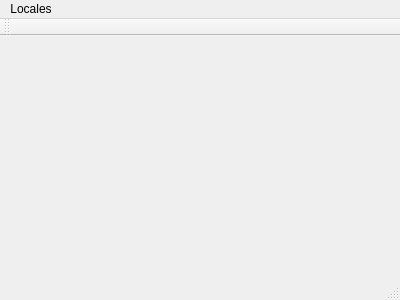
Old version of the form PA_Final/mainwindow.ui in the repository VictorSanchezS/Paradigmas-de-Programacion.
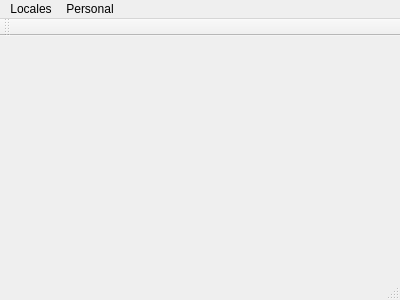
New version of the form.

```diff
--- a/PA_Final/mainwindow.ui
+++ b/PA_Final/mainwindow.ui
@@ -29,7 +29,14 @@
     </property>
     <addaction name="actionAdministrar_Locales"/>
    </widget>
+   <widget class="QMenu" name="menuPersonal">
+    <property name="title">
+     <string>Personal</string>
+    </property>
+    <addaction name="actionAdministrar_Enfermeras"/>
+   </widget>
    <addaction name="menuLocales"/>
+   <addaction name="menuPersonal"/>
   </widget>
   <widget class="QToolBar" name="mainToolBar">
    <attribute name="toolBarArea">
```
Left out of the diff: 5 changed lines with no effect on the pictures.
